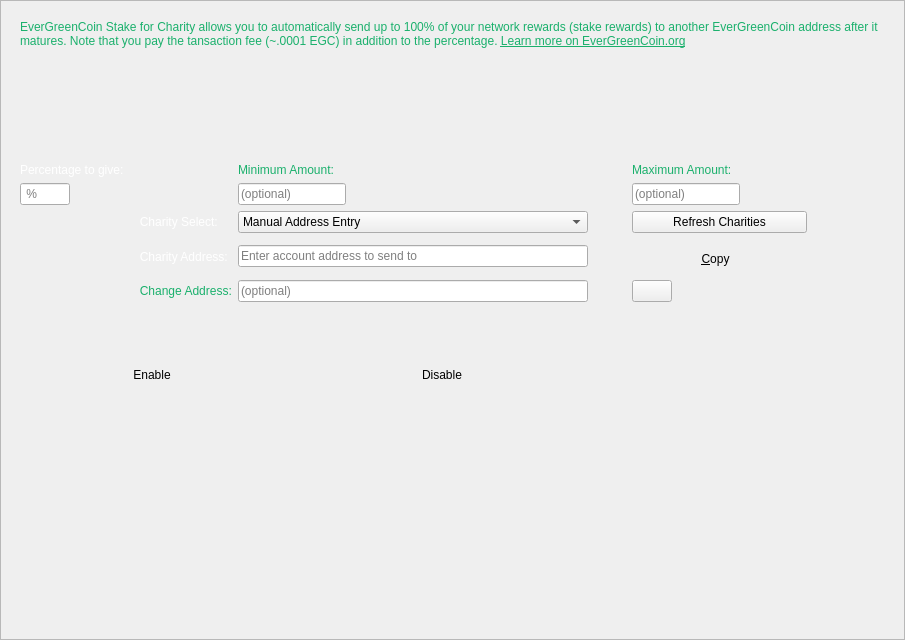
Qt form src/qt/forms/charitydialog.ui (EverGreenCoinDev/EverGreenCoin) before a commit.
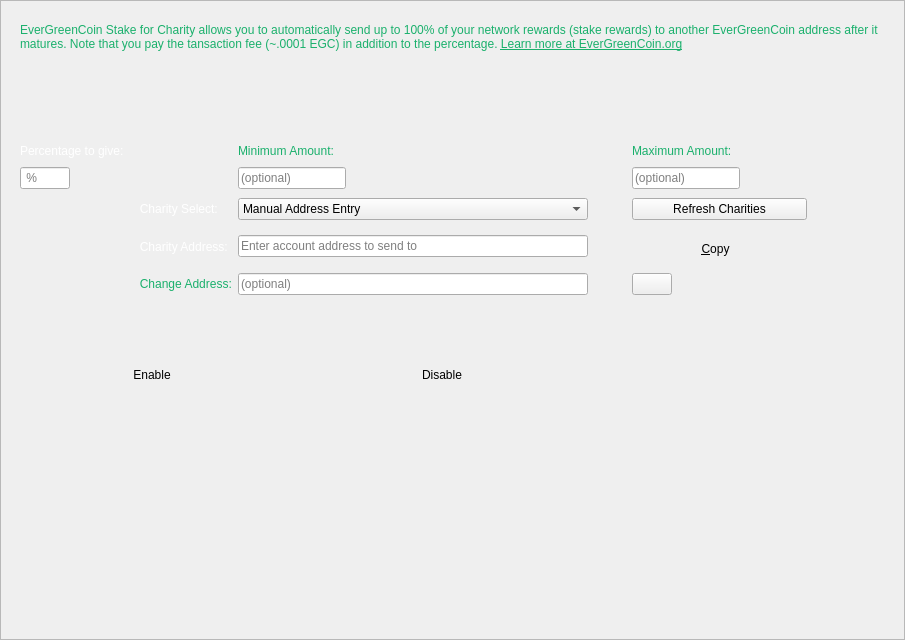
The same form after that commit. Icons and pictures are not drawn.

Commit message: Disable conflicting styling of labels so message boxes use white font for easier readability.

Patch:
```diff
--- a/src/qt/forms/charitydialog.ui
+++ b/src/qt/forms/charitydialog.ui
@@ -490,7 +490,7 @@
         <item row="0" column="0" colspan="6">
          <widget class="QLabel" name="label_2">
           <property name="sizePolicy">
-           <sizepolicy hsizetype="Expanding" vsizetype="Expanding">
+           <sizepolicy hsizetype="Expanding" vsizetype="Fixed">
             <horstretch>0</horstretch>
             <verstretch>0</verstretch>
            </sizepolicy>
@@ -514,7 +514,7 @@
            <number>1</number>
           </property>
           <property name="text">
-           <string>&lt;html&gt;&lt;head/&gt;&lt;body&gt;&lt;p&gt;EverGreenCoin Stake for Charity allows you to automatically send up to 100% of your network rewards (stake rewards) to another EverGreenCoin address after it matures. Note that you pay the tansaction fee (~.0001 EGC) in addition to the percentage. &lt;a href=&quot;https://evergreencoin.org/staking-for-charity/&quot;&gt;&lt;span style=&quot; text-decoration: underline; color:#1ab06c;&quot;&gt;Learn more on EverGreenCoin.org&lt;/span&gt;&lt;/a&gt;&lt;/p&gt;&lt;/body&gt;&lt;/html&gt;</string>
+           <string>&lt;html&gt;&lt;head/&gt;&lt;body&gt;&lt;p&gt;EverGreenCoin Stake for Charity allows you to automatically send up to 100% of your network rewards (stake rewards) to another EverGreenCoin address after it matures. Note that you pay the tansaction fee (~.0001 EGC) in addition to the percentage. &lt;a href=&quot;https://evergreencoin.org/staking-for-charity/&quot;&gt;&lt;span style=&quot; text-decoration: underline; color:#1ab06c;&quot;&gt;Learn more at EverGreenCoin.org&lt;/span&gt;&lt;/a&gt;&lt;/p&gt;&lt;/body&gt;&lt;/html&gt;</string>
           </property>
           <property name="textFormat">
            <enum>Qt::RichText</enum>
```
The commit also changes 1 other file.
